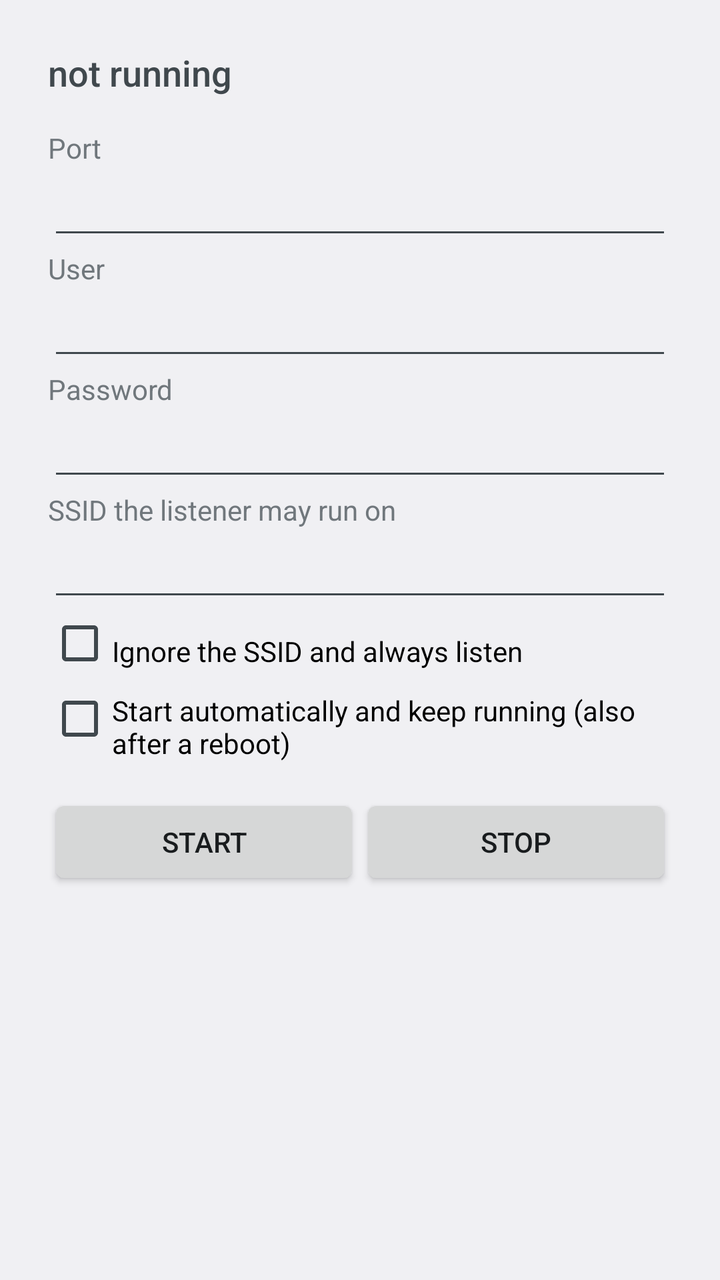
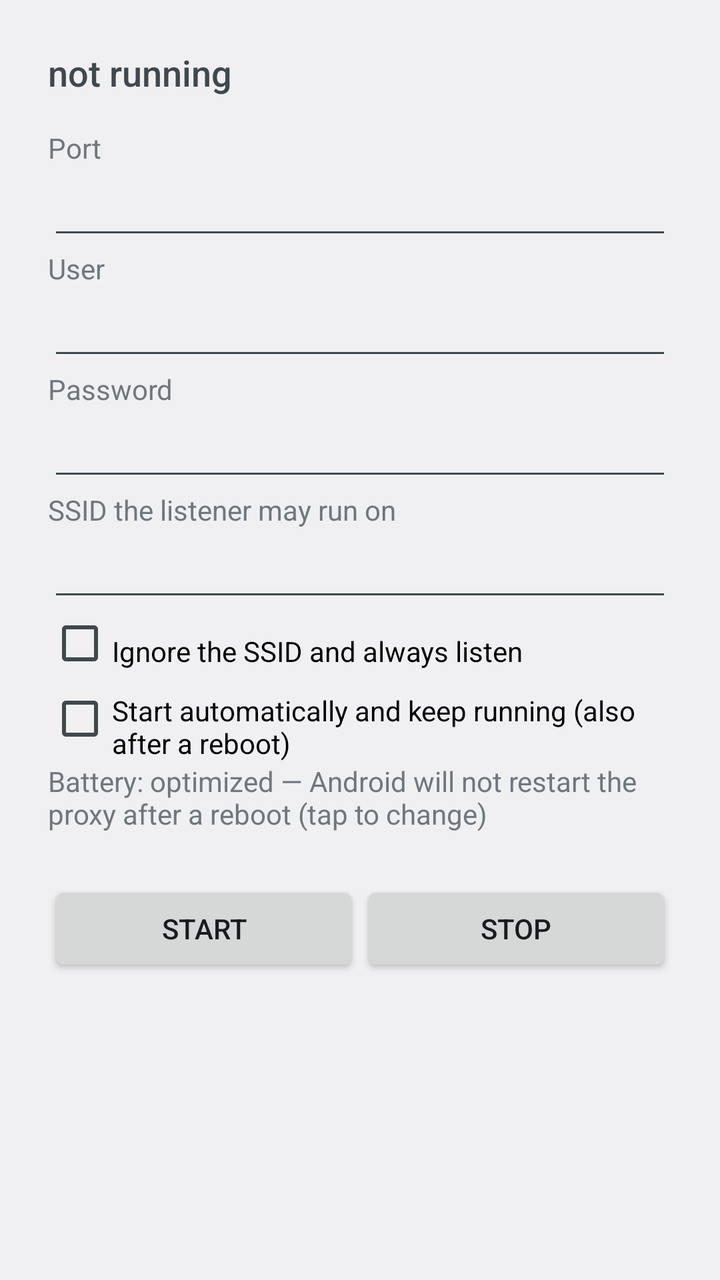

Screens rendered from an Android XML layout before and after an edit, with the pre-edit source and the edit as a unified diff.
<!-- AndroidManifest.xml: activity theme AppTheme -->
<!-- res/layout/activity_main.xml -->
<?xml version="1.0" encoding="utf-8"?>
<ScrollView xmlns:android="http://schemas.android.com/apk/res/android"
    android:layout_width="match_parent"
    android:layout_height="match_parent"
    android:fillViewport="true">

    <LinearLayout
        android:layout_width="match_parent"
        android:layout_height="wrap_content"
        android:orientation="vertical"
        android:padding="24dp">

        <TextView
            android:id="@+id/status"
            android:layout_width="match_parent"
            android:layout_height="wrap_content"
            android:paddingBottom="16dp"
            android:text="@string/status_unknown"
            android:textAppearance="?android:attr/textAppearanceMedium" />

        <TextView
            android:layout_width="match_parent"
            android:layout_height="wrap_content"
            android:labelFor="@+id/port"
            android:text="@string/label_port" />

        <EditText
            android:id="@+id/port"
            android:layout_width="match_parent"
            android:layout_height="wrap_content"
            android:autofillHints=""
            android:inputType="number" />

        <TextView
            android:layout_width="match_parent"
            android:layout_height="wrap_content"
            android:labelFor="@+id/user"
            android:text="@string/label_user" />

        <EditText
            android:id="@+id/user"
            android:layout_width="match_parent"
            android:layout_height="wrap_content"
            android:autofillHints="username"
            android:inputType="text" />

        <TextView
            android:layout_width="match_parent"
            android:layout_height="wrap_content"
            android:labelFor="@+id/password"
            android:text="@string/label_password" />

        <EditText
            android:id="@+id/password"
            android:layout_width="match_parent"
            android:layout_height="wrap_content"
            android:autofillHints="password"
            android:inputType="textPassword" />

        <TextView
            android:layout_width="match_parent"
            android:layout_height="wrap_content"
            android:labelFor="@+id/ssid"
            android:text="@string/label_ssid" />

        <EditText
            android:id="@+id/ssid"
            android:layout_width="match_parent"
            android:layout_height="wrap_content"
            android:autofillHints=""
            android:inputType="text" />

        <CheckBox
            android:id="@+id/any_network"
            android:layout_width="match_parent"
            android:layout_height="wrap_content"
            android:paddingTop="8dp"
            android:text="@string/label_any_network" />

        <CheckBox
            android:id="@+id/auto_start"
            android:layout_width="match_parent"
            android:layout_height="wrap_content"
            android:paddingTop="8dp"
            android:text="@string/label_auto_start" />

        <LinearLayout
            android:layout_width="match_parent"
            android:layout_height="wrap_content"
            android:orientation="horizontal"
            android:paddingTop="16dp">

            <Button
                android:id="@+id/start"
                android:layout_width="0dp"
                android:layout_height="wrap_content"
                android:layout_weight="1"
                android:text="@string/action_start" />

            <Button
                android:id="@+id/stop"
                android:layout_width="0dp"
                android:layout_height="wrap_content"
                android:layout_weight="1"
                android:text="@string/action_stop" />
        </LinearLayout>
    </LinearLayout>
</ScrollView>
<!-- resources referenced by this layout -->
<resources>
  <string name="action_start">Start</string>
  <string name="action_stop">Stop</string>
  <string name="label_any_network">Ignore the SSID and always listen</string>
  <string name="label_auto_start">Start automatically and keep running (also after a reboot)</string>
  <string name="label_password">Password</string>
  <string name="label_port">Port</string>
  <string name="label_ssid">SSID the listener may run on</string>
  <string name="label_user">User</string>
  <string name="status_unknown">not running</string>
  <style name="AppTheme" parent="@android:style/Theme.DeviceDefault.DayNight">
          <item name="android:windowOptOutEdgeToEdgeEnforcement">true</item>
      </style>
</resources>

<!-- the commit's change to res/layout/activity_main.xml (unified diff, before → after) -->
@@ -84,6 +84,14 @@
             android:paddingTop="8dp"
             android:text="@string/label_auto_start" />
 
+        <TextView
+            android:id="@+id/battery"
+            android:layout_width="match_parent"
+            android:layout_height="wrap_content"
+            android:paddingBottom="8dp"
+            android:text="@string/battery_optimized"
+            android:textAppearance="?android:attr/textAppearanceSmall" />
+
         <LinearLayout
             android:layout_width="match_parent"
             android:layout_height="wrap_content"
<!-- resource entries referenced after the edit -->
@@ -2,6 +2,7 @@
 <resources>
   <string name="action_start">Start</string>
   <string name="action_stop">Stop</string>
+  <string name="battery_optimized">Battery: optimized — Android will not restart the proxy after a reboot (tap to change)</string>
   <string name="label_any_network">Ignore the SSID and always listen</string>
   <string name="label_auto_start">Start automatically and keep running (also after a reboot)</string>
   <string name="label_password">Password</string>
